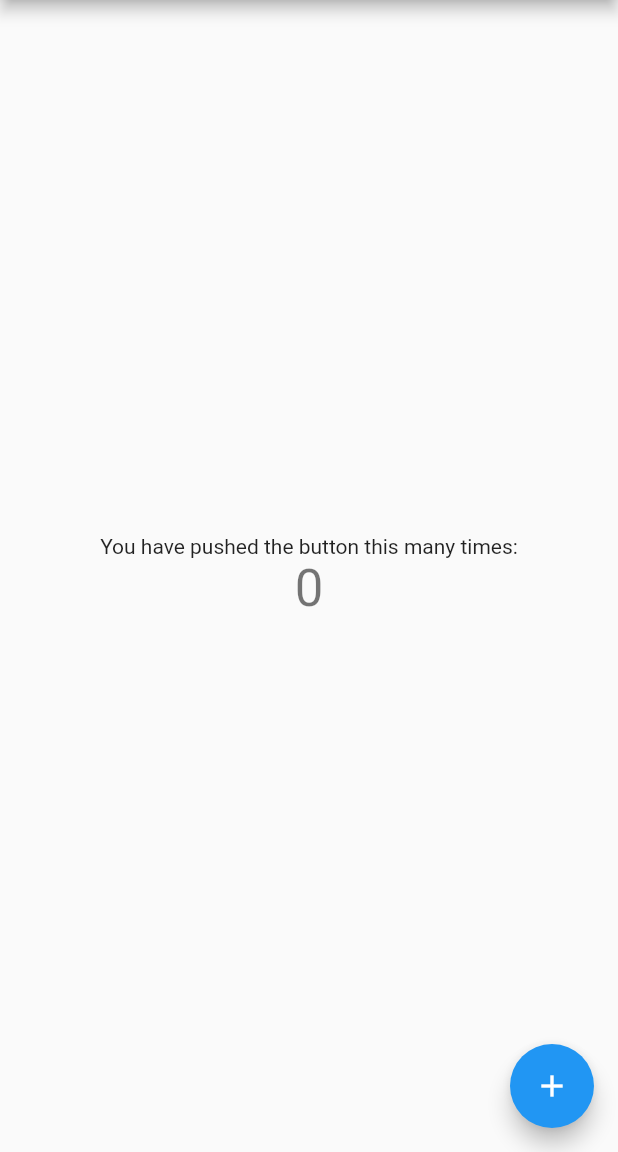
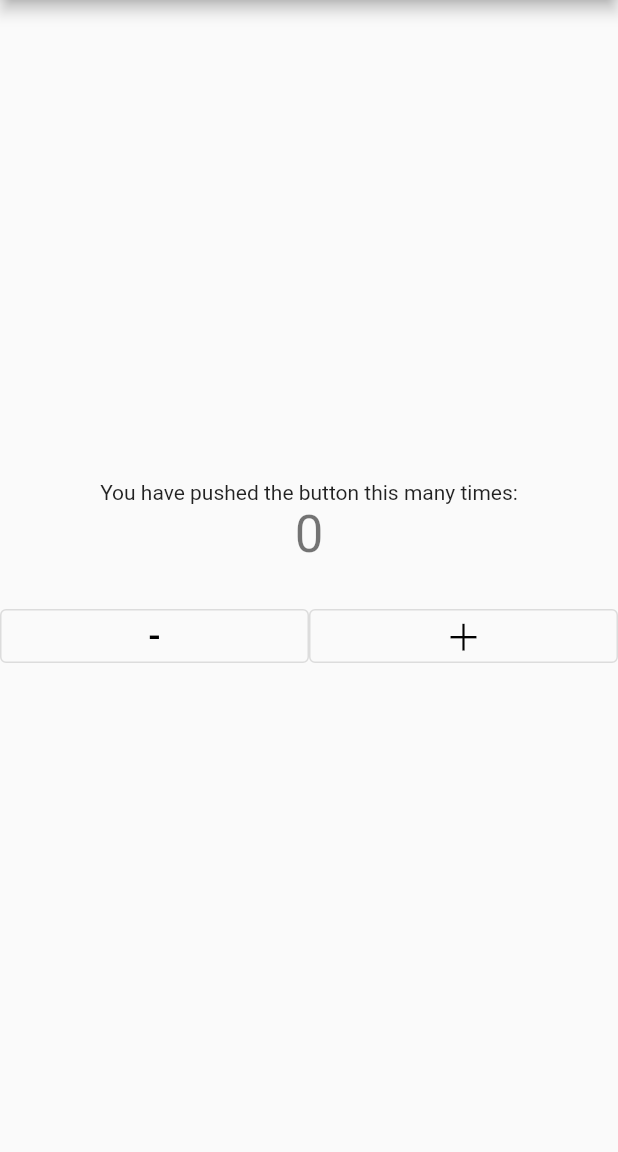
Before and after one commit to daiki1003/flutter_test_with_readability, a Flutter app: the screen it shows after launch, on a phone screen of 412 x 824 dp, the part 84-1236 px from its top. Run offline on Flutter 3.47's test engine with Material 2 defaults, Android fonts, the phone set to English and light mode, and no system bars.

Commit message:
Add decrement button and remove FAB

```diff
--- a/lib/main.dart
+++ b/lib/main.dart
@@ -1,4 +1,7 @@
 import 'package:flutter/material.dart';
+
+const decrementKey = Key('Decrement');
+const incrementKey = Key('Increment');
 
 void main() {
   runApp(const MyApp());
@@ -7,21 +10,11 @@ void main() {
 class MyApp extends StatelessWidget {
   const MyApp({Key? key}) : super(key: key);
 
-  // This widget is the root of your application.
   @override
   Widget build(BuildContext context) {
     return MaterialApp(
       title: 'Flutter Demo',
       theme: ThemeData(
-        // This is the theme of your application.
-        //
-        // Try running your application with "flutter run". You'll see the
-        // application has a blue toolbar. Then, without quitting the app, try
-        // changing the primarySwatch below to Colors.green and then invoke
-        // "hot reload" (press "r" in the console where you ran "flutter run",
-        // or simply save your changes to "hot reload" in a Flutter IDE).
-        // Notice that the counter didn't reset back to zero; the application
-        // is not restarted.
         primarySwatch: Colors.blue,
       ),
       home: const MyHomePage(title: 'Flutter Demo Home Page'),
@@ -31,15 +24,6 @@ class MyApp extends StatelessWidget {
 
 class MyHomePage extends StatefulWidget {
   const MyHomePage({Key? key, required this.title}) : super(key: key);
-
-  // This widget is the home page of your application. It is stateful, meaning
-  // that it has a State object (defined below) that contains fields that affect
-  // how it looks.
-
-  // This class is the configuration for the state. It holds the values (in this
-  // case the title) provided by the parent (in this case the App widget) and
-  // used by the build method of the State. Fields in a Widget subclass are
-  // always marked "final".
 
   final String title;
 
@@ -52,47 +36,24 @@ class _MyHomePageState extends State<MyHomePage> {
 
   void _incrementCounter() {
     setState(() {
-      // This call to setState tells the Flutter framework that something has
-      // changed in this State, which causes it to rerun the build method below
-      // so that the display can reflect the updated values. If we changed
-      // _counter without calling setState(), then the build method would not be
-      // called again, and so nothing would appear to happen.
       _counter++;
+    });
+  }
+
+  void _decrementCounter() {
+    setState(() {
+      _counter--;
     });
   }
 
   @override
   Widget build(BuildContext context) {
-    // This method is rerun every time setState is called, for instance as done
-    // by the _incrementCounter method above.
-    //
-    // The Flutter framework has been optimized to make rerunning build methods
-    // fast, so that you can just rebuild anything that needs updating rather
-    // than having to individually change instances of widgets.
     return Scaffold(
       appBar: AppBar(
-        // Here we take the value from the MyHomePage object that was created by
-        // the App.build method, and use it to set our appbar title.
         title: Text(widget.title),
       ),
       body: Center(
-        // Center is a layout widget. It takes a single child and positions it
-        // in the middle of the parent.
         child: Column(
-          // Column is also a layout widget. It takes a list of children and
-          // arranges them vertically. By default, it sizes itself to fit its
-          // children horizontally, and tries to be as tall as its parent.
-          //
-          // Invoke "debug painting" (press "p" in the console, choose the
-          // "Toggle Debug Paint" action from the Flutter Inspector in Android
-          // Studio, or the "Toggle Debug Paint" command in Visual Studio Code)
-          // to see the wireframe for each widget.
-          //
-          // Column has various properties to control how it sizes itself and
-          // how it positions its children. Here we use mainAxisAlignment to
-          // center the children vertically; the main axis here is the vertical
-          // axis because Columns are vertical (the cross axis would be
-          // horizontal).
           mainAxisAlignment: MainAxisAlignment.center,
           children: <Widget>[
             const Text(
@@ -102,14 +63,40 @@ class _MyHomePageState extends State<MyHomePage> {
               '$_counter',
               style: Theme.of(context).textTheme.headline4,
             ),
+            const SizedBox(height: 24),
+            Row(
+              children: [
+                Expanded(
+                  child: OutlinedButton(
+                    key: decrementKey,
+                    onPressed: _decrementCounter,
+                    child: const Text(
+                      ' - ',
+                      style: TextStyle(
+                        fontSize: 24,
+                        color: Colors.black,
+                      ),
+                    ),
+                  ),
+                ),
+                Expanded(
+                  child: OutlinedButton(
+                    key: incrementKey,
+                    onPressed: _incrementCounter,
+                    child: const Text(
+                      ' ＋ ',
+                      style: TextStyle(
+                        fontSize: 24,
+                        color: Colors.black,
+                      ),
+                    ),
+                  ),
+                ),
+              ],
+            ),
           ],
         ),
       ),
-      floatingActionButton: FloatingActionButton(
-        onPressed: _incrementCounter,
-        tooltip: 'Increment',
-        child: const Icon(Icons.add),
-      ), // This trailing comma makes auto-formatting nicer for build methods.
     );
   }
 }
```
